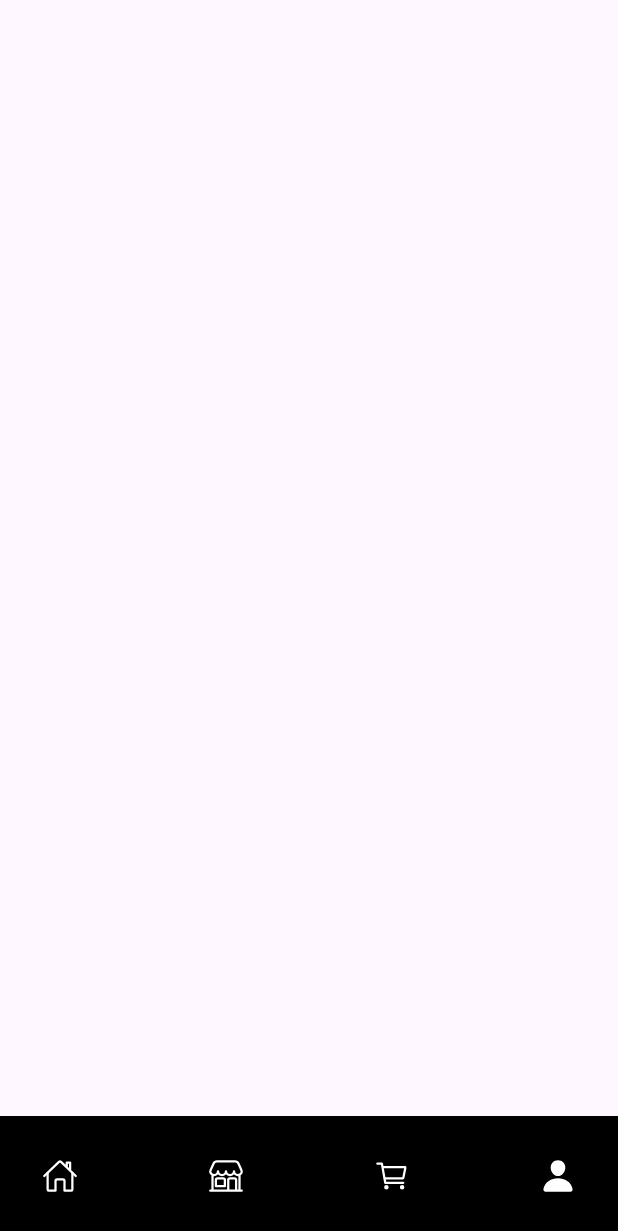
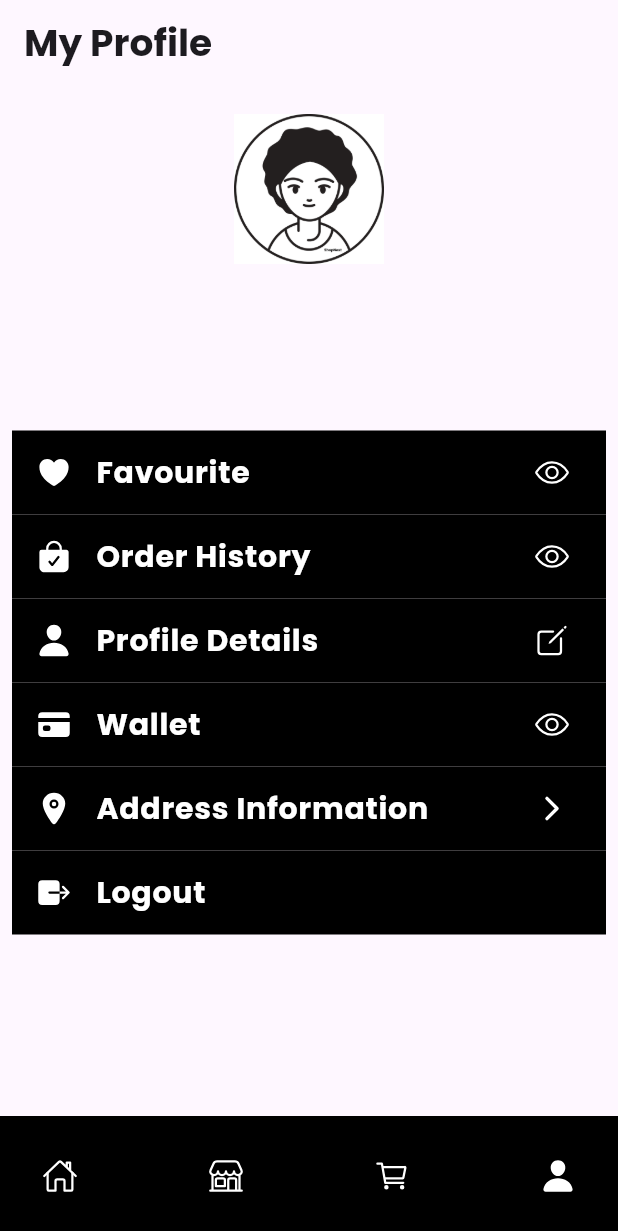
Before and after one commit to Savindu2001/ShopNest, a Flutter app: the screen it shows once a user with an empty profile is signed in, item 4 of the bottom bar chosen, on a phone screen of 412 x 824 dp. Shown: the top 1231 px of the screen. Run offline on Flutter 3.47's test engine with Material 3 defaults, Android fonts, the phone set to English and light mode, and no system bars; our stand-ins replace cloud_firestore, firebase_auth, firebase_core, google_fonts, ionicons; accounts and stored records are empty.

Commit message:
store page and bottom bar error fixed

```diff
--- a/lib/auth/login.dart
+++ b/lib/auth/login.dart
@@ -11,6 +11,7 @@ import 'package:shopnest/auth/forgot.dart';
 import 'package:shopnest/auth/register.dart';
 import 'package:shopnest/shop/pages/home.dart';
 import 'package:shopnest/globalwidget/dividerText.dart';
+import 'package:shopnest/shop/pages/main_screen.dart';
 
 class LoginPage extends StatefulWidget {
   const LoginPage({super.key});
@@ -33,7 +34,7 @@ class _LoginPageState extends State<LoginPage> {
 
       Navigator.pushReplacement(
         context,
-      MaterialPageRoute(builder: (context) => HomePage()),
+      MaterialPageRoute(builder: (context) => MainBottom()),
       );
       print('Successfully logged in: ${user.user!.uid} ');
 
--- a/lib/auth/wrapper.dart
+++ b/lib/auth/wrapper.dart
@@ -1,7 +1,7 @@
 import 'package:firebase_auth/firebase_auth.dart';
 import 'package:flutter/material.dart';
 import 'package:shopnest/auth/login.dart';
-import 'package:shopnest/shop/pages/home.dart';
+import 'package:shopnest/shop/pages/main_screen.dart';
 
 class Wrapper extends StatefulWidget {
   const Wrapper({super.key});
@@ -18,7 +18,7 @@ class _WrapperState extends State<Wrapper> {
         stream: FirebaseAuth.instance.authStateChanges(),
         builder: (context,snapshot){
           if(snapshot.hasData){
-            return HomePage();
+            return MainBottom();
           }else{
             return LoginPage();
           }
--- a/lib/main.dart
+++ b/lib/main.dart
@@ -13,7 +13,7 @@ class MyApp extends StatelessWidget {
 
   @override
   Widget build(BuildContext context) {
-    return const MaterialApp(
+    return  MaterialApp(
       debugShowCheckedModeBanner: false,
       home: SplashScreen(),
 
--- a/lib/shop/pages/main_screen.dart
+++ b/lib/shop/pages/main_screen.dart
@@ -2,6 +2,8 @@ import 'package:flutter/cupertino.dart';
 import 'package:flutter/material.dart';
 import 'package:ionicons/ionicons.dart';
 import 'package:shopnest/shop/pages/home.dart';
+import 'package:shopnest/shop/pages/store.dart';
+import 'package:shopnest/user/user_profile.dart';
 
 class MainBottom extends StatefulWidget {
   const MainBottom({super.key});
@@ -14,11 +16,11 @@ class _MainBottomState extends State<MainBottom> {
 
 
   int currentTab =0;
-  List screens = const[
+  List screens = [
     HomePage(),
+    ShopNestStore(),
     Scaffold(),
-    Scaffold(),
-    Scaffold(),
+    UserProfilePage(),
 
   ];
 
--- a/lib/shop/pages/productPage.dart
+++ b/lib/shop/pages/productPage.dart
@@ -129,9 +129,9 @@ class _ProductPageState extends State<ProductPage> {
                               margin: const EdgeInsets.only(right: 15),
                               decoration: BoxDecoration(
                                 shape: BoxShape.circle,
-                                color: currentColor==index? Colors.white : widget.product.colors[index],
+                                // color: currentColor==index? Colors.white : widget.product.colors[index],
                                 border: currentColor == index? Border.all(
-                                  color: widget.product.colors[index],
+                                  // color: widget.product.colors[index],
                                 ) : Border.all(),
                               ),
                               child: Container(
@@ -140,7 +140,7 @@ class _ProductPageState extends State<ProductPage> {
                                 margin: const EdgeInsets.all(2),
                                 decoration: BoxDecoration(
                                 shape: BoxShape.circle,
-                                color: widget.product.colors[index],
+                                //color: widget.product.colors[index],
                               ),
                               ),
                             ),
--- /dev/null
+++ b/lib/user/user_profile.dart
@@ -0,0 +1,210 @@
+import 'package:cloud_firestore/cloud_firestore.dart';
+import 'package:firebase_auth/firebase_auth.dart';
+import 'package:flutter/material.dart';
+import 'package:flutter/rendering.dart';
+import 'package:flutter/widgets.dart';
+import 'package:google_fonts/google_fonts.dart';
+import 'package:ionicons/ionicons.dart';
+
+class UserProfilePage extends StatefulWidget {
+  const UserProfilePage({Key? key}) : super(key: key);
+
+  @override
+  State<UserProfilePage> createState() => _UserProfilePageState();
+}
+
+class _UserProfilePageState extends State<UserProfilePage> {
+  late Future<DocumentSnapshot> userInfo;
+
+  @override
+  void initState() {
+    super.initState();
+    userInfo = getInfo();
+  }
+
+  Future<DocumentSnapshot> getInfo() async {
+    User? user = FirebaseAuth.instance.currentUser;
+    String uid = user!.uid;
+
+    return FirebaseFirestore.instance.collection('customers').doc(user.uid).get();
+  }
+
+  Future _signOut()async{
+    FirebaseAuth.instance.signOut();
+  }
+
+  @override
+  Widget build(BuildContext context) {
+    return Scaffold(
+      appBar: AppBar(
+        title: Text(
+          'My Profile',
+          style: GoogleFonts.poppins(
+            fontSize: 25,
+            fontWeight: FontWeight.bold,
+          ),
+        ),
+      ),
+      body: SingleChildScrollView(
+
+        child: FutureBuilder<DocumentSnapshot>(
+
+          future: userInfo,
+          builder: (context, snapshot) {
+            if (snapshot.connectionState == ConnectionState.waiting) {
+              return Center(child: CircularProgressIndicator(
+                color: Colors.black,
+              ));
+
+            } else if (snapshot.hasError) {
+              return Center(child: Text('Error: ${snapshot.error}'));
+            } else {
+              Map<String, dynamic>? userData = snapshot.data!.data() as Map<String, dynamic>?;
+
+              return Center(
+                child: Column(
+                  children: [
+                    SizedBox(height: 20.0),
+                    // Profile photo
+                    CircleAvatar(
+                      radius: 50.0,
+                      child: Image.asset('assets/profile/profile.png'),
+                    ),
+                    SizedBox(height: 20.0),
+
+                    // User name
+                    Text(
+                      '${userData!['customer name']}',
+                      style: GoogleFonts.poppins(
+                        fontSize: 25,
+                        fontWeight:FontWeight.bold,
+                        color:Colors.black
+                      ),
+                    ),
+                    // User email
+                    Text(
+                      '${userData!['customer email']}',
+                      style: GoogleFonts.poppins(
+                        fontSize: 14,
+                        fontWeight:FontWeight.bold,
+                        color:Colors.black
+                      ),
+                    ),
+                    SizedBox(height: 20.0),
+
+                    Padding(
+                      padding: const EdgeInsets.all(8.0),
+                      child: Container(
+                        width: double.infinity,
+                        height: 350,
+                        decoration: BoxDecoration(
+                          borderRadius: BorderRadius.circular(20)
+                        ),
+                        child: Column(
+
+
+                          children: [
+
+                            Spacer(),
+
+                          ListTile(
+                            tileColor: Colors.black,
+                            leading: Icon(Ionicons.heart,color: Colors.white),
+                            title: Text('Favourite',
+                            style: GoogleFonts.poppins(
+                                    fontWeight:FontWeight.bold,
+                                    fontSize: 20,
+                                    color:Colors.white
+                                  ),),
+                            trailing: Icon(Ionicons.eye_outline,color: Colors.white),
+                            onTap: () {
+                            },
+                          ),
+
+                          ListTile(
+                            tileColor: Colors.black,
+                            leading: Icon(Ionicons.bag_check,color: Colors.white),
+                            title: Text('Order History',
+                            style: GoogleFonts.poppins(
+                                    fontWeight:FontWeight.bold,
+                                    fontSize: 20,
+                                    color:Colors.white
+                                  ),),
+                            trailing: Icon(Ionicons.eye_outline,color: Colors.white),
+                            onTap: () {
+                            },
+                          ),
+
+
+                          ListTile(
+                            tileColor: Colors.black,
+                            leading: Icon(Ionicons.person,color: Colors.white),
+                            title: Text('Profile Details',
+                            style: GoogleFonts.poppins(
+                                    fontWeight:FontWeight.bold,
+                                    fontSize: 20,
+                                    color:Colors.white
+                                  ),),
+                            trailing: Icon(Ionicons.create_outline,color: Colors.white),
+                            onTap: () {
+                            },
+                          ),
+
+                          ListTile(
+                            tileColor: Colors.black,
+                            leading: Icon(Ionicons.card,color: Colors.white),
+                            title: Text('Wallet',
+                            style: GoogleFonts.poppins(
+                                    fontWeight:FontWeight.bold,
+                                    fontSize: 20,
+                                    color:Colors.white
+                                  ),),
+                            trailing: Icon(Ionicons.eye_outline,color: Colors.white),
+                            onTap: () {
+
+                            },
+                          ),
+
+                          ListTile(
+                            tileColor: Colors.black,
+                            leading: Icon(Ionicons.location,color: Colors.white),
+                            title: Text('Address Information',
+                            style: GoogleFonts.poppins(
+                                    fontWeight:FontWeight.bold,
+                                    fontSize: 20,
+                                    color:Colors.white
+                                  ),),
+                            trailing: Icon(Ionicons.chevron_forward,color: Colors.white),
+                            onTap: () {
+
+                            },
+                          ),
+
+                          ListTile(
+                            tileColor: Colors.black,
+                            leading: Icon(Ionicons.exit,color: Colors.white),
+                            title: Text('Logout',
+                            style: GoogleFonts.poppins(
+                                    fontWeight:FontWeight.bold,
+                                    fontSize: 20,
+                                    color:Colors.white
+                                  ),),
+
+                            onTap: _signOut,
+                          ),
+
+                          Spacer(),
+
+                        ],),
+                      ),
+                    ),
+                  ],
+                ),
+              );
+            }
+          },
+        ),
+      ),
+    );
+  }
+}
--- a/pubspec.yaml
+++ b/pubspec.yaml
@@ -41,6 +41,8 @@ dependencies:
   firebase_auth: ^4.19.0
   cloud_firestore: ^4.16.0
   ionicons: ^0.2.2
+  firebase_storage: ^11.7.0
+  firebase_service: ^0.0.1+1
 
 dev_dependencies:
   flutter_test:
@@ -73,6 +75,7 @@ flutter:
      - assets/categories/short.png
      - assets/categories/trouser.png
      - assets/categories/cap.png
+     - assets/profile/profile.png
 
   # An image asset can refer to one or more resolution-specific "variants", see
   # https://flutter.dev/assets-and-images/#resolution-aware
```
Also changed, not shown: lib/model/products.dart (+25 -0 lines), lib/shop/pages/store.dart (+33 -1 lines), lib/shop/storeWidget/homeappbar.dart (+111 -3 lines), lib/shop/storeWidget/productListCard.dart (added, +95 -0 lines), assets/profile/profile.png (added), pubspec.lock, 5 other files.
